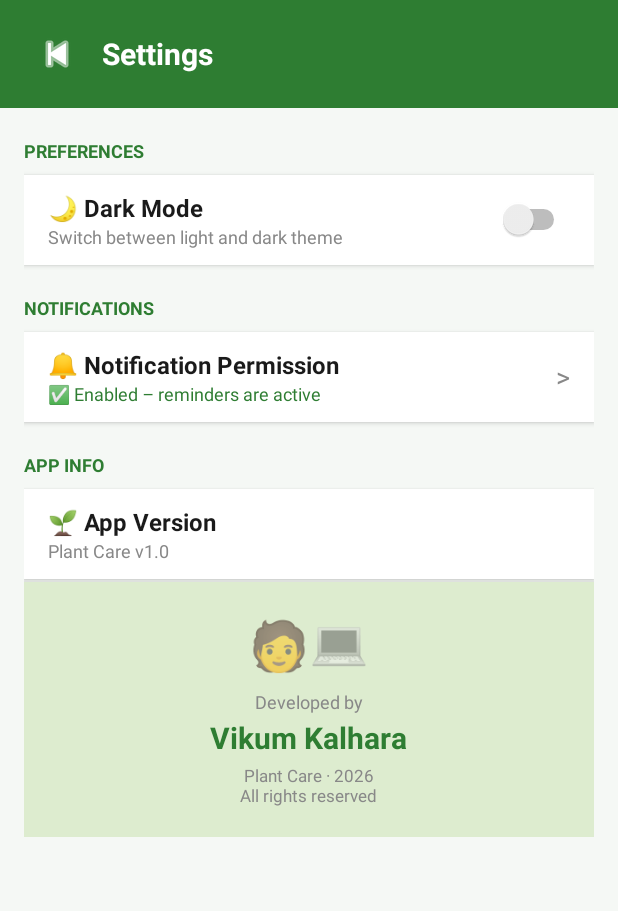
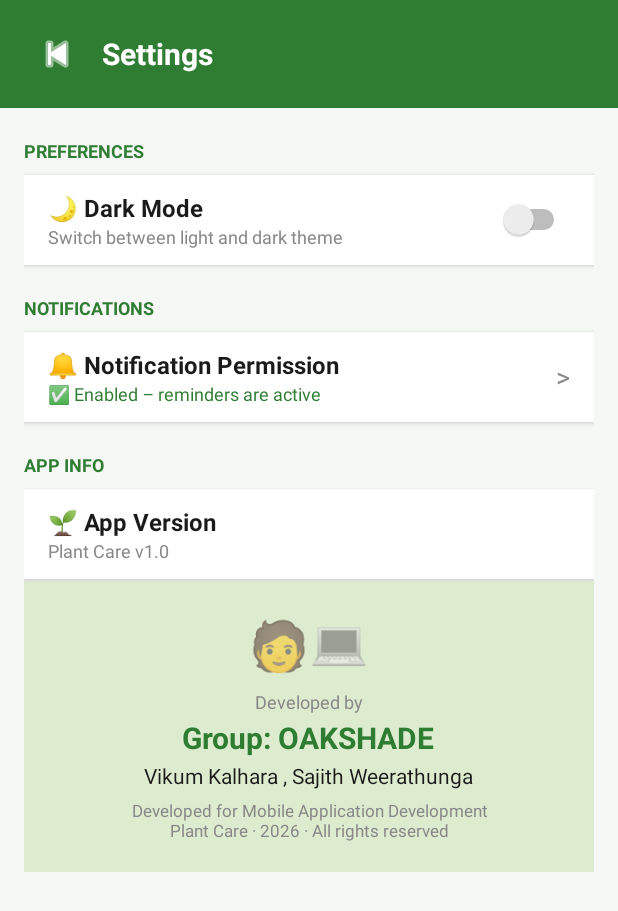
Before and after one commit to Sl-master123/Plant-App, an Android app: the SettingsActivity screen opened directly, with no data from a screen before it, on a phone screen of 412 x 824 dp. Shown: the top 911 px of the screen. Run offline under Robolectric (Android 15) with nearby library versions, the phone set to English and light mode, and no system bars.

Commit message:
Final credit update

```diff
--- a/app/src/main/res/layout/activity_settings.xml
+++ b/app/src/main/res/layout/activity_settings.xml
@@ -228,7 +228,7 @@
                     android:layout_width="wrap_content"
                     android:layout_height="wrap_content"
                     android:layout_marginTop="2dp"
-                    android:text="Vikum Kalhara"
+                    android:text="Group: OAKSHADE"
                     android:textColor="@color/text_green"
                     android:textSize="20sp"
                     android:textStyle="bold" />
@@ -236,9 +236,17 @@
                 <TextView
                     android:layout_width="wrap_content"
                     android:layout_height="wrap_content"
-                    android:layout_marginTop="4dp"
+                    android:layout_marginTop="2dp"
+                    android:text="Vikum Kalhara , Sajith Weerathunga"
+                    android:textColor="@color/text_primary"
+                    android:textSize="14sp" />
+
+                <TextView
+                    android:layout_width="wrap_content"
+                    android:layout_height="wrap_content"
+                    android:layout_marginTop="6dp"
                     android:gravity="center"
-                    android:text="Plant Care · 2026\nAll rights reserved"
+                    android:text="Developed for Mobile Application Development\nPlant Care · 2026 · All rights reserved"
                     android:textColor="@color/text_hint"
                     android:textSize="11sp" />
             </LinearLayout>
--- a/gradle/libs.versions.toml
+++ b/gradle/libs.versions.toml
@@ -1,5 +1,5 @@
 [versions]
-agp = "9.3.1"
+agp = "9.5.1"
 appcompat = "1.7.1"
 coreKtx = "1.10.1"
 junit = "4.13.2"
```
Also changed, not shown: app/src/main/res/layout/activity_splash.xml (+4 -3 lines), gradle/wrapper/gradle-wrapper.properties.
